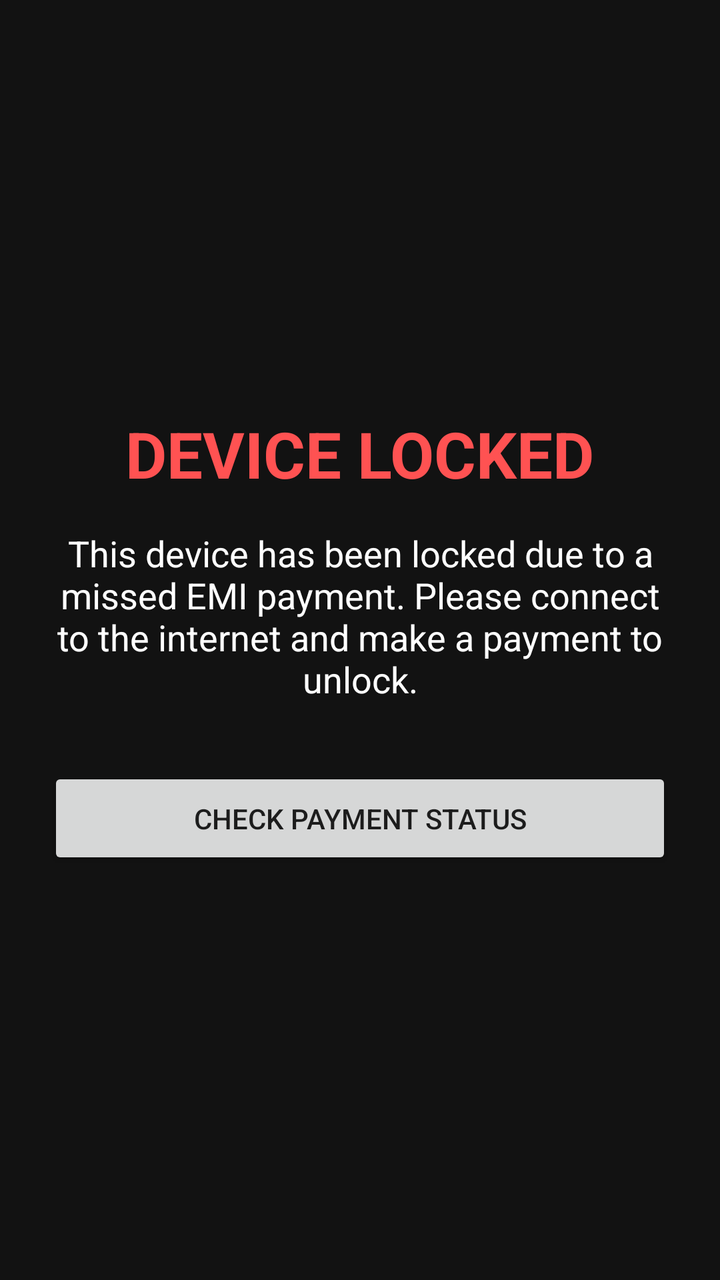
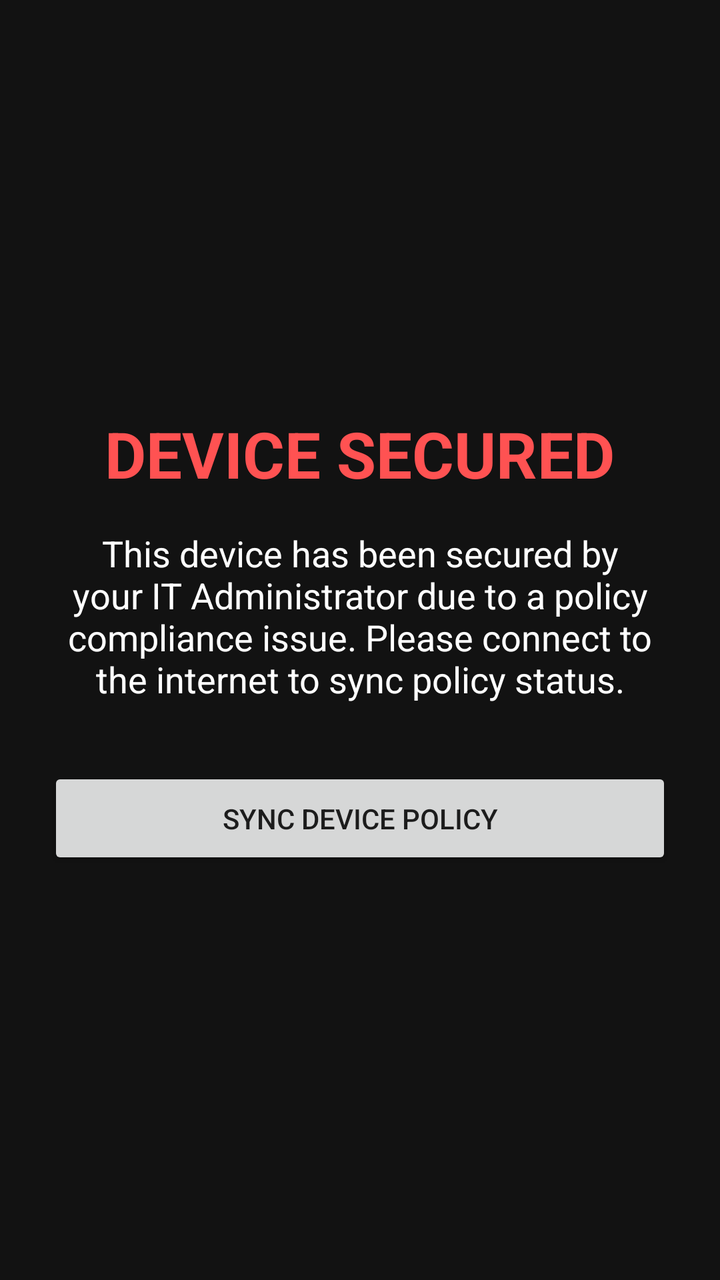

Compare the two renders of this Android layout. The source of the first and the diff that turns it into the second are given below.
<!-- AndroidManifest.xml: application theme Theme.AppCompat.DayNight.NoActionBar -->
<!-- res/layout/activity_locked.xml -->
<?xml version="1.0" encoding="utf-8"?>
<LinearLayout xmlns:android="http://schemas.android.com/apk/res/android"
    android:layout_width="match_parent"
    android:layout_height="match_parent"
    android:orientation="vertical"
    android:gravity="center"
    android:padding="24dp"
    android:background="#121212">

    <TextView
        android:id="@+id/tvLockTitle"
        android:layout_width="wrap_content"
        android:layout_height="wrap_content"
        android:text="DEVICE LOCKED"
        android:textColor="#FF5252"
        android:textSize="32sp"
        android:textStyle="bold"
        android:layout_marginBottom="16dp"/>

    <TextView
        android:layout_width="match_parent"
        android:layout_height="wrap_content"
        android:text="This device has been locked due to a missed EMI payment. Please connect to the internet and make a payment to unlock."
        android:textColor="#FFFFFF"
        android:textSize="18sp"
        android:textAlignment="center"
        android:layout_marginBottom="32dp"/>

    
    <Button
        android:id="@+id/btnCheckStatus"
        android:layout_width="match_parent"
        android:layout_height="wrap_content"
        android:text="Check Payment Status"
        android:padding="16dp"/>

    <Button
        android:id="@+id/btnEmergencyRelease"
        android:layout_width="match_parent"
        android:layout_height="wrap_content"
        android:text="Emergency Offline Release"
        android:padding="16dp"
        android:layout_marginTop="32dp"
        android:backgroundTint="#FF0000"
        android:textColor="#FFFFFF"
        android:visibility="gone"/>

</LinearLayout>
<!-- resources referenced by this layout -->
<resources>

</resources>

<!-- the commit's change to res/layout/activity_locked.xml (unified diff, before → after) -->
@@ -11,7 +11,7 @@
         android:id="@+id/tvLockTitle"
         android:layout_width="wrap_content"
         android:layout_height="wrap_content"
-        android:text="DEVICE LOCKED"
+        android:text="DEVICE SECURED"
         android:textColor="#FF5252"
         android:textSize="32sp"
         android:textStyle="bold"
@@ -20,7 +20,7 @@
     <TextView
         android:layout_width="match_parent"
         android:layout_height="wrap_content"
-        android:text="This device has been locked due to a missed EMI payment. Please connect to the internet and make a payment to unlock."
+        android:text="This device has been secured by your IT Administrator due to a policy compliance issue. Please connect to the internet to sync policy status."
         android:textColor="#FFFFFF"
         android:textSize="18sp"
         android:textAlignment="center"
@@ -31,7 +31,7 @@
         android:id="@+id/btnCheckStatus"
         android:layout_width="match_parent"
         android:layout_height="wrap_content"
-        android:text="Check Payment Status"
+        android:text="Sync Device Policy"
         android:padding="16dp"/>
 
     <Button
